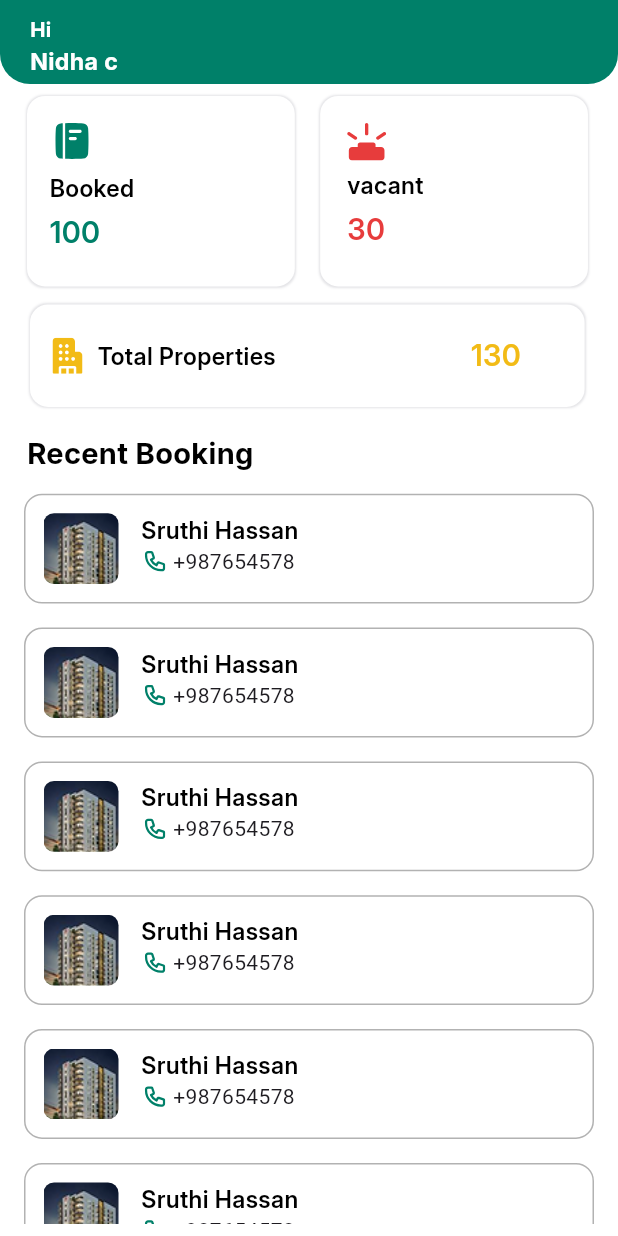
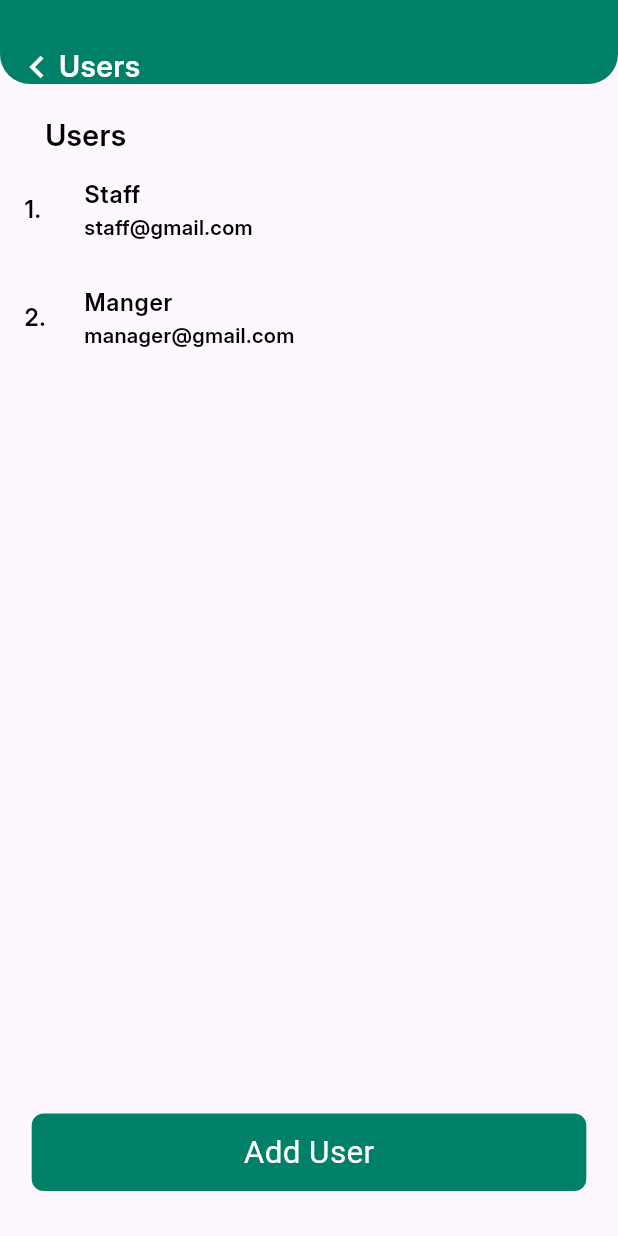
Before and after one commit to fthmnida551-star/property_managment, a Flutter app: the screen it shows after launch, on a phone screen of 412 x 824 dp. Run offline on Flutter 3.47's test engine with Material 3 defaults, Android fonts, the phone set to English and light mode, and no system bars; our stand-ins replace flutter_screenutil, flutter_svg.

Commit message:
users screen

```diff
--- a/lib/main.dart
+++ b/lib/main.dart
@@ -1,8 +1,6 @@
 import 'package:flutter/material.dart';
 import 'package:flutter_screenutil/flutter_screenutil.dart';
-import 'package:property_managment/presentation/adduser-screen.dart';
-import 'package:property_managment/presentation/dashboard/dashboard.dart';
-import 'package:property_managment/presentation/landlord_details.dart';
+import 'package:property_managment/presentation/users_screen.dart';
 
 
 void main() {
@@ -20,7 +18,7 @@ class MyApp extends StatelessWidget {
       splitScreenMode: true,
       builder: (context, child) {
         return MaterialApp(
-        home:DashboardScreen(),
+        home:UsersScreen(),
         debugShowCheckedModeBanner: false,
         );
       },
--- a/lib/presentation/adduser-screen.dart
+++ b/lib/presentation/adduser-screen.dart
@@ -28,16 +28,19 @@ class _AddUserScreenState extends State<AddUserScreen> {
           child: Icon(Icons.keyboard_arrow_left, size: 30.sp),
         ),
       ),
-      body: SingleChildScrollView(
-        padding: const EdgeInsets.only(top: 50, left: 20, right: 20, bottom: 100),
-        child: Column(
+      body: Column(
+
         children: [
+          SizedBox(height: 20,),
           TextFieldContainer(text: 'Name'),
           const SizedBox(height: 20),
           TextFieldContainer(text: 'E-mail'),
           const SizedBox(height: 20),
           Container(
+            height: 50.h,
+           width: 350.w,
             padding: const EdgeInsets.symmetric(horizontal: 15),
+            margin: const EdgeInsets.symmetric(horizontal: 15),
             decoration: BoxDecoration(
               color: Colors.grey.shade200,
               borderRadius: BorderRadius.circular(10.r),
@@ -62,20 +65,26 @@ class _AddUserScreenState extends State<AddUserScreen> {
           ),
           const SizedBox(height: 20),
           TextFieldContainer(text: 'Password'),
+          Spacer(),
+          Center(child: GreenButton(text: 'Submit', onTap: (){})),
+          SizedBox(height: 30,)
+
+
         ],
-        ),
+
       ),
 
 
-      bottomNavigationBar: Padding(
-        padding: const EdgeInsets.all(20),
-        child: GreenButton(
-          text: 'Submit',
-          onTap: () {
-            print('Selected Role: $_selectedRole');
-          },
-        ),
-      ),
+
+      // bottomNavigationBar: Padding(
+      //   padding: const EdgeInsets.all(20),
+      //   child: GreenButton(
+      //     text: 'Submit',
+      //     onTap: () {
+      //       print('Selected Role: $_selectedRole');
+      //     },
+      //   ),
+      // ),
     );
   }
 }
--- a/lib/presentation/dashboard/dashboard.dart
+++ b/lib/presentation/dashboard/dashboard.dart
@@ -83,7 +83,7 @@ class DashboardScreen extends StatelessWidget {
                 ),
                 Padding(padding: EdgeInsets.all(8.w)),
                 ContainerWidget(
-                  //imagepath: AssetResources.vacant,
+
                   child: Padding(
                     padding: const EdgeInsets.all(18),
                     child: Column(
--- /dev/null
+++ b/lib/presentation/users_screen.dart
@@ -0,0 +1,97 @@
+import 'package:flutter/material.dart';
+import 'package:flutter_screenutil/flutter_screenutil.dart';
+import 'package:property_managment/core/theme/app_colors.dart';
+import 'package:property_managment/core/theme/app_textstyl.dart';
+import 'package:property_managment/widget/appbar_widget.dart';
+import 'package:property_managment/widget/green_button.dart';
+
+class UsersScreen extends StatefulWidget {
+  UsersScreen({super.key});
+
+  @override
+  State<UsersScreen> createState() => _UsersScreenState();
+  final List<Map<String, String>> users = [
+    {'name': 'Staff', 'e-mail': 'staff@gmail.com'},
+    {'name': 'Manger', 'e-mail': 'manager@gmail.com'},
+  ];
+}
+
+class _UsersScreenState extends State<UsersScreen> {
+  @override
+  Widget build(BuildContext context) {
+    return Scaffold(
+      appBar: AppbarWidget(
+        child: Padding(
+          padding: const EdgeInsets.only(left: 10,top: 30),
+          child: Row(
+            children: [
+              InkWell(
+                onTap: () {
+                  Navigator.pop(context);
+                },
+                child: Icon(
+                  Icons.keyboard_arrow_left,
+                  size: 30.sp,
+                  color: AppColors.white,
+                ),
+              ),
+              Text(
+                'Users',
+                style: AppTextstyle.propertyLargeTextstyle(context,fontColor: AppColors.white),
+              ),
+            ],
+          ),
+        ),
+      ),
+
+      body: Column(
+        crossAxisAlignment: CrossAxisAlignment.start,
+
+        children: [
+          Padding(
+            padding: const EdgeInsets.only(left: 30, top: 20),
+            child: Text(
+              'Users',
+              style: AppTextstyle.propertyLargeTextstyle(context),
+            ),
+          ),
+          Expanded(
+            child: ListView.builder(
+              itemCount: widget.users.length,
+              itemBuilder: (context, index) {
+                return ListTile(
+                  leading: Text(
+                    "${index + 1}.",
+                    style: AppTextstyle.propertyMediumTextstyle(
+                      context,
+                      fontColor: AppColors.black,
+                    ),
+                  ),
+                  title: Text(
+                    "${widget.users[index]['name']}",
+                    style: AppTextstyle.propertyMediumTextstyle(
+                      context,
+                      fontColor: AppColors.black,
+                    ),
+                  ),
+                  subtitle: Text(
+                    "${widget.users[index]['e-mail']}",
+                    style: AppTextstyle.propertysmallTextstyle(
+                      context,
+                      fontColor: AppColors.black,
+                    ),
+                  ),
+                );
+              },
+            ),
+          ),
+          Center(child: GreenButton(text: 'Add User', onTap: (){})),
+          SizedBox(height: 30,)
+
+        ],
+
+      ),
+
+    );
+  }
+}
```
Lines whose indentation alone changed are shown as unchanged.
